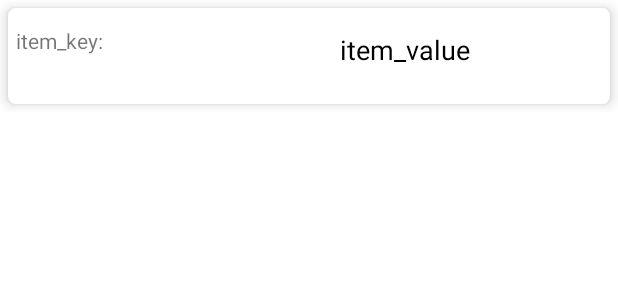
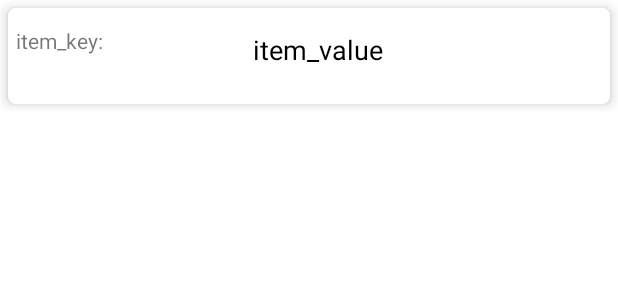
Before and after one commit to xue59/MobileAppDevGroupProject, an Android app: the layout a_info_row_holder.xml on its own in the app's theme, with its tools: preview values and no code run, on a phone screen of 412 x 824 dp. Shown: the top 300 px of the screen. Run offline under Robolectric (Android 15) with nearby library versions, the phone set to English and light mode, and no system bars; Roboto replaces fonts that are not available here.

Commit message:
fix auto wrap content issue in detail pages

```diff
--- a/app/src/main/res/layout/a_info_row_holder.xml
+++ b/app/src/main/res/layout/a_info_row_holder.xml
@@ -34,7 +34,7 @@
 
             <TextView
                 android:id="@+id/item_value"
-                android:layout_width="wrap_content"
+                android:layout_width="0dp"
                 android:layout_height="wrap_content"
                 android:text="item_value"
                 android:textColor="@color/black"
```
Also changed, not shown: app/src/main/java/edu/neu/madscourse/tennismateandcourt/TennisCourtDetails.java (+11 -11 lines).
